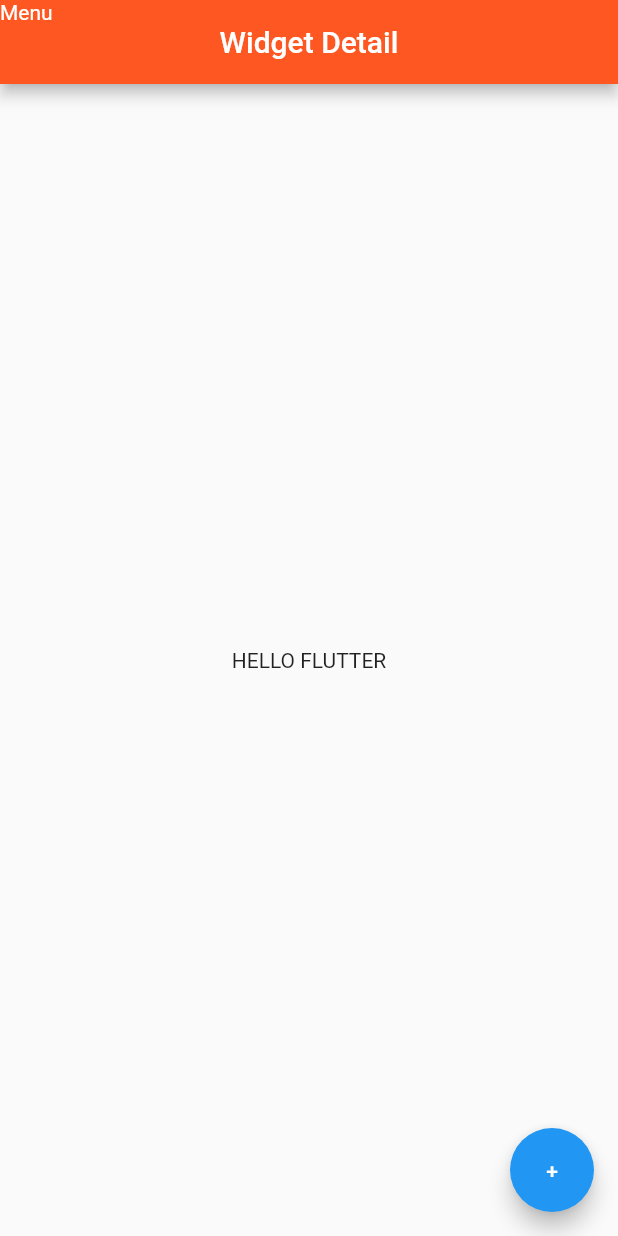
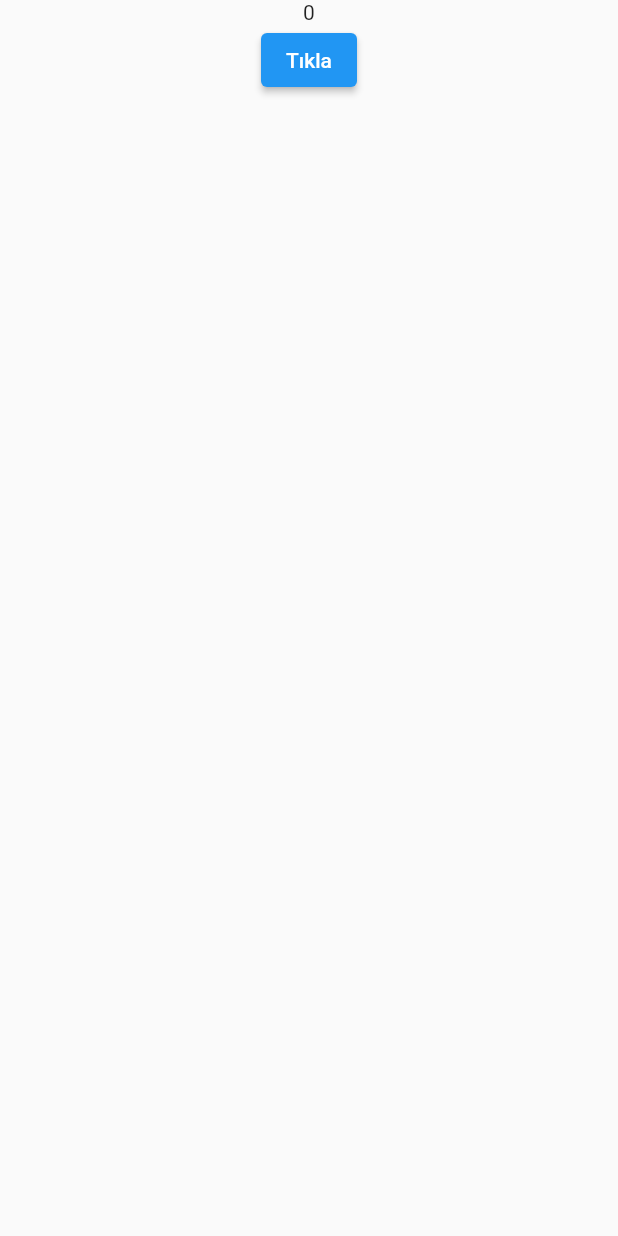
Before and after one commit to ayseturan02/flutterproject, a Flutter app: the screen it shows after launch, on a phone screen of 412 x 824 dp. Run offline on Flutter 3.47's test engine with Material 2 defaults, Android fonts, the phone set to English and light mode, and no system bars.

Commit message:
Stateful Widget

```diff
--- a/lib/main.dart
+++ b/lib/main.dart
@@ -1,7 +1,7 @@
 import 'package:flutter/material.dart';
 
 void main() {
-  runApp(const WidgetDetail());
+  runApp(const Test());
 }
 
 class WidgetDetail extends StatelessWidget{
@@ -28,3 +28,34 @@ class WidgetDetail extends StatelessWidget{
     );
   }
 }
+
+class Test extends StatefulWidget {
+  const Test({super.key});
+
+  @override
+  State<Test> createState() => _TestState();
+}
+
+  class _TestState extends State<Test>{
+  int value=0;
+  @override
+  Widget build(BuildContext context){
+  return MaterialApp(
+    home: Scaffold(
+      body: Center(child: Column(
+        children: [
+          Text(value.toString()),
+          ElevatedButton(
+              onPressed: () {
+                setState(() {
+                  value =value+1;
+                });
+              },
+              child: const Text("Tıkla"),
+           )
+        ],
+      )),
+    ),
+  );
+  }
+}
```
